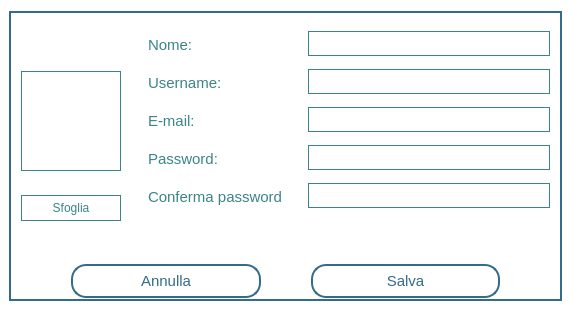
First picture: the form in Client/account.ui, repository MarcoFlo/Google-Drive, before the edit.
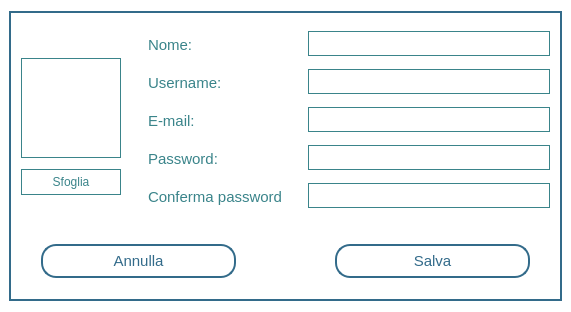
Second picture: the form after the edit.

```diff
--- a/Client/account.ui
+++ b/Client/account.ui
@@ -379,13 +379,19 @@
       <item>
        <layout class="QHBoxLayout" name="horizontalLayout">
         <property name="spacing">
-         <number>50</number>
+         <number>99</number>
         </property>
         <property name="leftMargin">
-         <number>50</number>
+         <number>20</number>
+        </property>
+        <property name="topMargin">
+         <number>20</number>
         </property>
         <property name="rightMargin">
-         <number>50</number>
+         <number>20</number>
+        </property>
+        <property name="bottomMargin">
+         <number>20</number>
         </property>
         <item>
          <widget class="QPushButton" name="pushButton">
```
